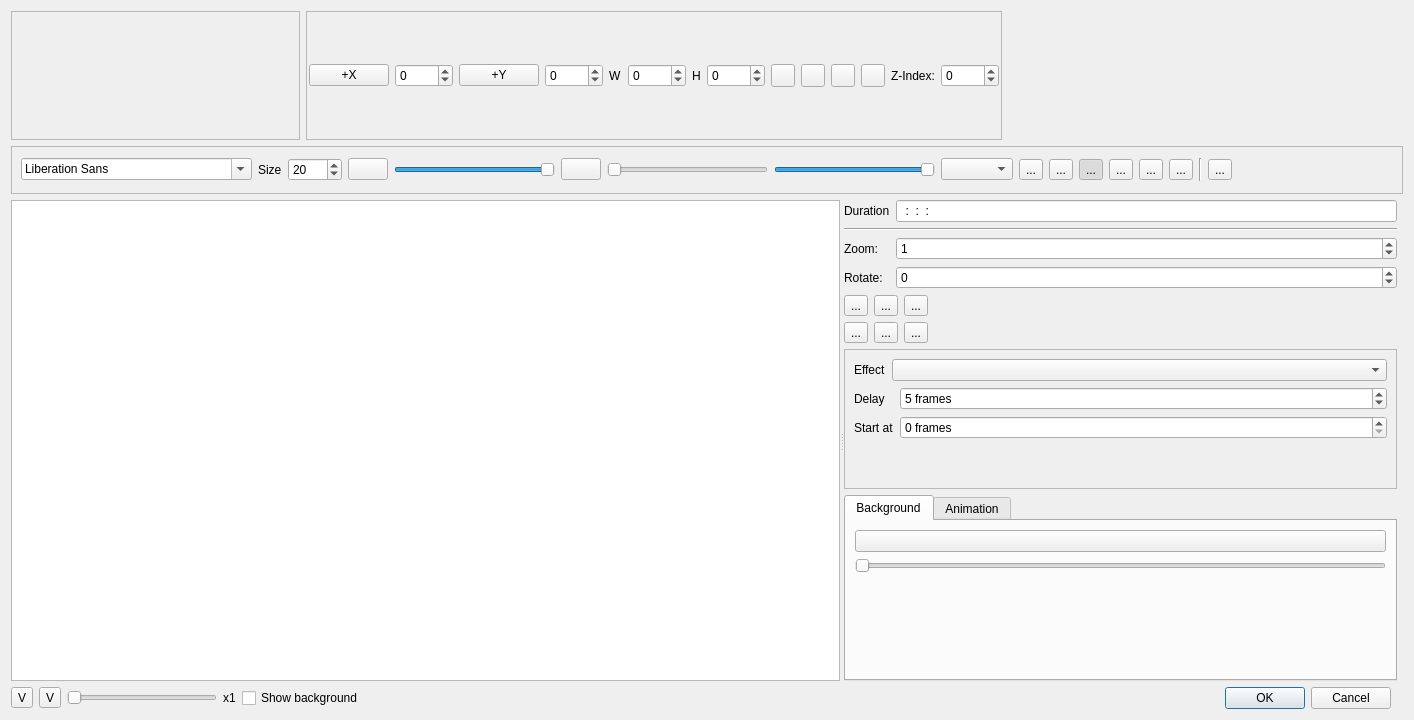
Above: src/widgets/titlewidget_ui.ui from KDE/kdenlive before the change. Below: the same form after it.
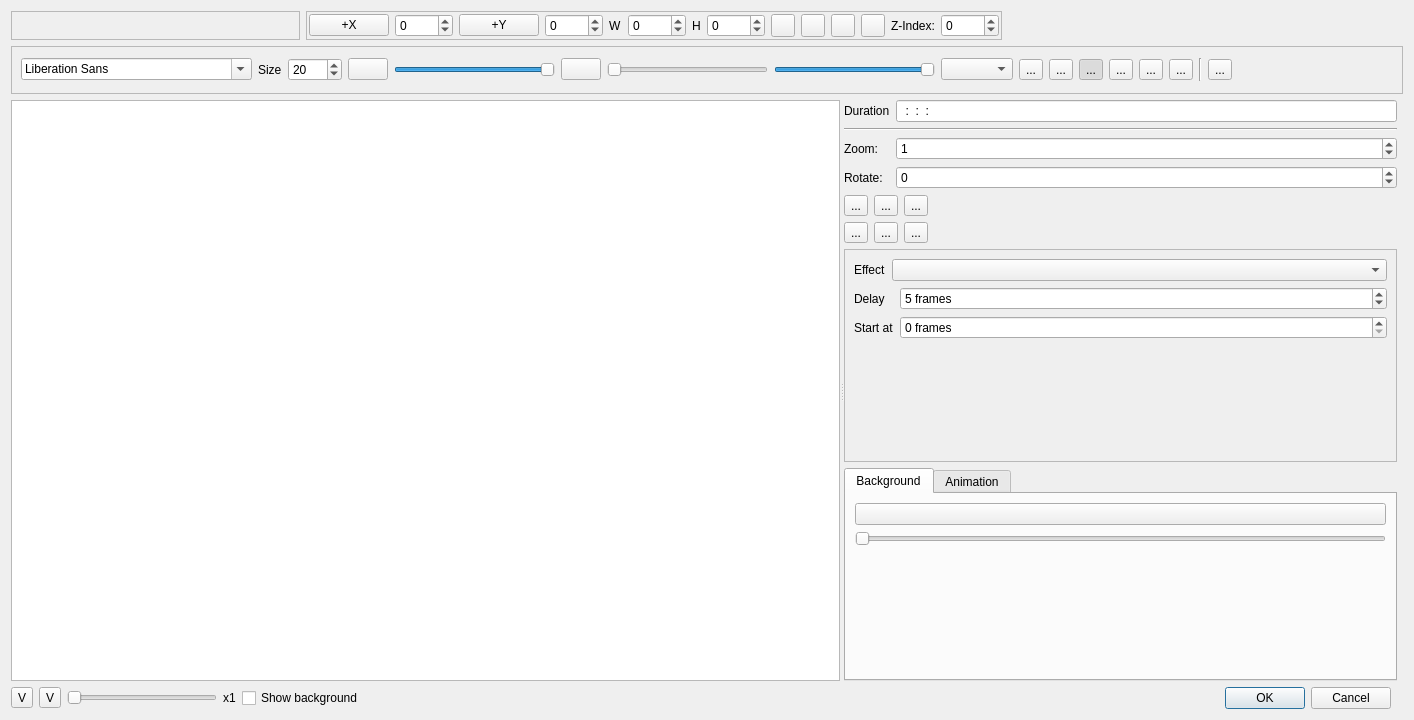
That is the form after the change. Custom widgets are drawn as their Qt base class.

Commit message: Fix loading / saving of outline color

What changed in the file:
```diff
--- a/src/widgets/titlewidget_ui.ui
+++ b/src/widgets/titlewidget_ui.ui
@@ -188,6 +188,12 @@
    </item>
    <item row="2" column="0" colspan="8">
     <widget class="QSplitter" name="splitter">
+     <property name="sizePolicy">
+      <sizepolicy hsizetype="Expanding" vsizetype="MinimumExpanding">
+       <horstretch>0</horstretch>
+       <verstretch>0</verstretch>
+      </sizepolicy>
+     </property>
      <property name="orientation">
       <enum>Qt::Horizontal</enum>
      </property>
@@ -935,6 +941,9 @@
            <property name="maximum">
             <number>255</number>
            </property>
+           <property name="pageStep">
+            <number>1</number>
+           </property>
            <property name="value">
             <number>255</number>
            </property>
@@ -948,6 +957,12 @@
          </item>
          <item>
           <widget class="QSlider" name="textOutline">
+           <property name="maximum">
+            <number>200</number>
+           </property>
+           <property name="pageStep">
+            <number>1</number>
+           </property>
            <property name="orientation">
             <enum>Qt::Horizontal</enum>
            </property>
@@ -958,6 +973,9 @@
            <property name="maximum">
             <number>255</number>
            </property>
+           <property name="pageStep">
+            <number>1</number>
+           </property>
            <property name="value">
             <number>255</number>
            </property>
```
The commit also changes 2 other files.
